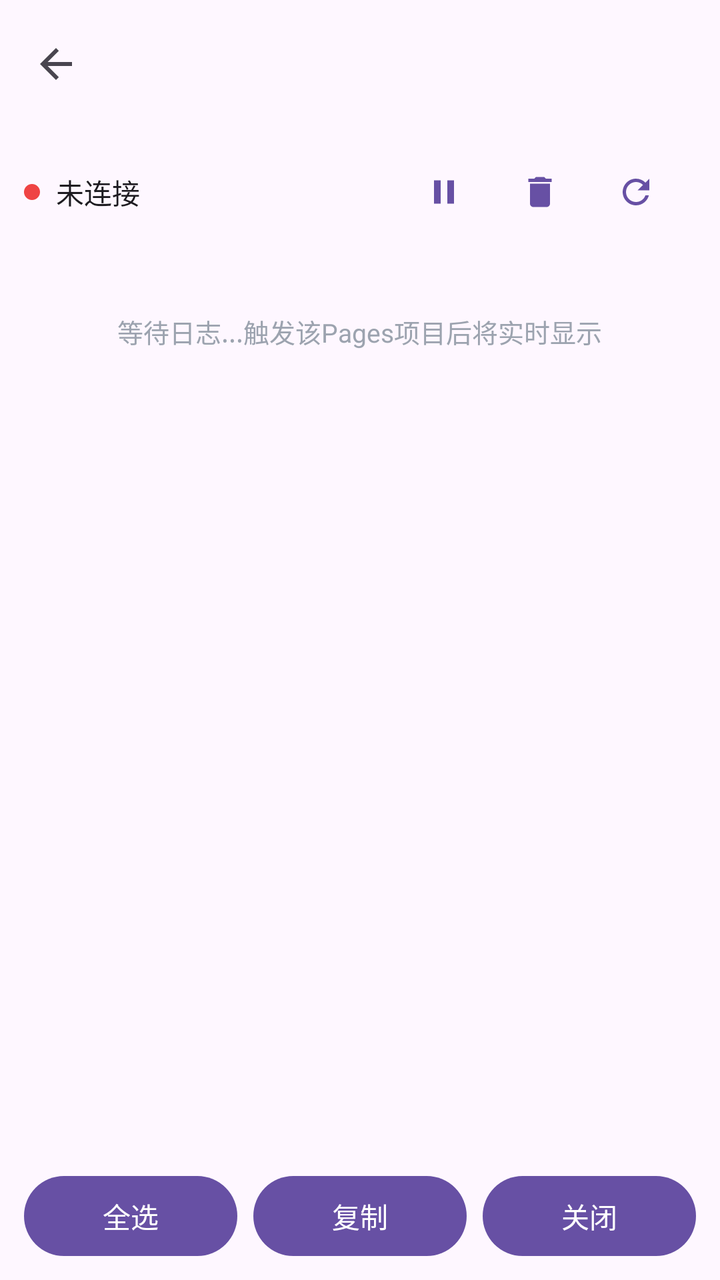
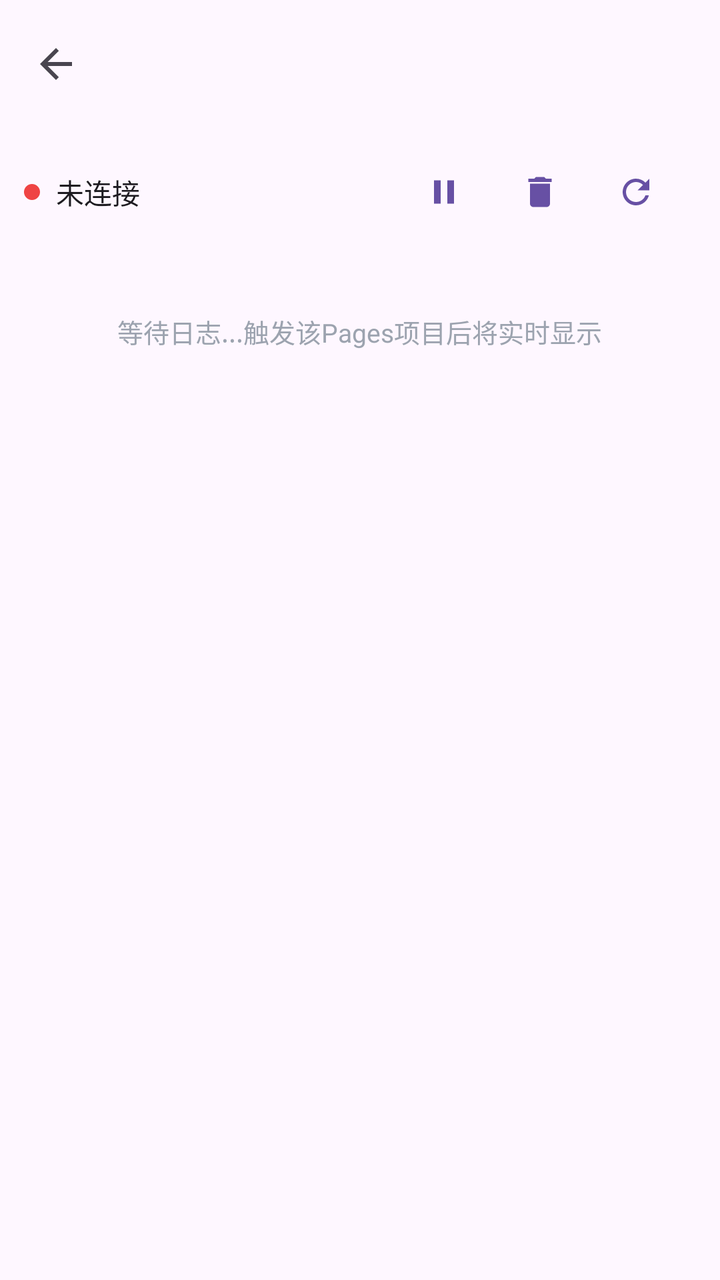

An Android layout rendered at two revisions. The XML below is the earlier revision; the diff shows what the commit changed to produce the second picture.
<!-- AndroidManifest.xml: application theme AppTheme -->
<!-- res/layout/activity_pages_logs.xml -->
<?xml version="1.0" encoding="utf-8"?>
<LinearLayout xmlns:android="http://schemas.android.com/apk/res/android"
    xmlns:app="http://schemas.android.com/apk/res-auto"
    android:layout_width="match_parent"
    android:layout_height="match_parent"
    android:orientation="vertical"
    android:background="?android:attr/colorBackground"
    android:fitsSystemWindows="true">

    <com.google.android.material.appbar.MaterialToolbar
        android:id="@+id/toolbar"
        android:layout_width="match_parent"
        android:layout_height="wrap_content"
        android:minHeight="?attr/actionBarSize"
        android:background="?attr/colorSurface"
        android:elevation="0dp"
        app:navigationIcon="@drawable/ic_arrow_back"
        app:titleTextColor="?attr/colorOnSurface" />

    <LinearLayout
        android:layout_width="match_parent"
        android:layout_height="wrap_content"
        android:orientation="horizontal"
        android:gravity="center_vertical"
        android:paddingStart="12dp"
        android:paddingEnd="12dp"
        android:paddingTop="8dp"
        android:paddingBottom="8dp"
        android:background="?attr/colorSurface">

        <LinearLayout
            android:layout_width="wrap_content"
            android:layout_height="wrap_content"
            android:orientation="horizontal"
            android:gravity="center_vertical">

            <View
                android:id="@+id/connectionStatusDot"
                android:layout_width="8dp"
                android:layout_height="8dp"
                android:background="@drawable/circle_red" />

            <TextView
                android:id="@+id/connectionStatusText"
                android:layout_width="wrap_content"
                android:layout_height="wrap_content"
                android:text="未连接"
                android:textSize="14sp"
                android:textColor="?attr/colorOnSurface"
                android:layout_marginStart="8dp" />

        </LinearLayout>

        <View
            android:layout_width="0dp"
            android:layout_height="1dp"
            android:layout_weight="1" />

        <com.google.android.material.button.MaterialButton
            android:id="@+id/pauseBtn"
            android:layout_width="wrap_content"
            android:layout_height="wrap_content"
            android:text=""
            android:minWidth="48dp"
            android:padding="8dp"
            style="@style/Widget.Material3.Button.TextButton.Icon"
            app:icon="@drawable/ic_pause"
            app:iconSize="20dp" />

        <com.google.android.material.button.MaterialButton
            android:id="@+id/clearBtn"
            android:layout_width="wrap_content"
            android:layout_height="wrap_content"
            android:text=""
            android:minWidth="48dp"
            android:padding="8dp"
            style="@style/Widget.Material3.Button.TextButton.Icon"
            app:icon="@drawable/ic_trash"
            app:iconSize="20dp" />

        <com.google.android.material.button.MaterialButton
            android:id="@+id/refreshBtn"
            android:layout_width="wrap_content"
            android:layout_height="wrap_content"
            android:text=""
            android:minWidth="48dp"
            android:padding="8dp"
            style="@style/Widget.Material3.Button.TextButton.Icon"
            app:icon="@drawable/ic_refresh"
            app:iconSize="20dp" />

    </LinearLayout>

    <LinearLayout
        android:layout_width="match_parent"
        android:layout_height="0dp"
        android:layout_weight="1"
        android:paddingStart="12dp"
        android:paddingEnd="12dp"
        android:paddingTop="0dp"
        android:paddingBottom="0dp"
        android:orientation="vertical">

        <ScrollView
            android:id="@+id/logsScrollView"
            android:layout_width="match_parent"
            android:layout_height="match_parent"
            android:fillViewport="true">

            <LinearLayout
                android:id="@+id/logsContainer"
                android:layout_width="match_parent"
                android:layout_height="wrap_content"
                android:orientation="vertical"
                android:paddingTop="4dp"
                android:paddingBottom="4dp">

                <TextView
                    android:id="@+id/waitingText"
                    android:layout_width="wrap_content"
                    android:layout_height="wrap_content"
                    android:layout_gravity="center_horizontal"
                    android:layout_marginTop="24dp"
                    android:text="等待日志...触发该Pages项目后将实时显示"
                    android:textSize="13sp"
                    android:textColor="@color/grey_500" />

            </LinearLayout>

        </ScrollView>

    </LinearLayout>

    <LinearLayout
        android:layout_width="match_parent"
        android:layout_height="wrap_content"
        android:orientation="horizontal"
        android:paddingStart="12dp"
        android:paddingEnd="12dp"
        android:paddingTop="8dp"
        android:paddingBottom="8dp"
        android:background="?attr/colorSurface"
        android:weightSum="3">
        <com.google.android.material.button.MaterialButton
            android:id="@+id/selectAllBtn"
            android:layout_width="0dp"
            android:layout_height="wrap_content"
            android:layout_weight="1"
            android:text="全选"
            android:textSize="14sp"
            android:layout_marginEnd="8dp" />
        <com.google.android.material.button.MaterialButton
            android:id="@+id/copyBtn"
            android:layout_width="0dp"
            android:layout_height="wrap_content"
            android:layout_weight="1"
            android:text="复制"
            android:textSize="14sp"
            android:layout_marginEnd="8dp" />
        <com.google.android.material.button.MaterialButton
            android:id="@+id/closeBtn"
            android:layout_width="0dp"
            android:layout_height="wrap_content"
            android:layout_weight="1"
            android:text="关闭"
            android:textSize="14sp" />
    </LinearLayout>

</LinearLayout>
<!-- resources referenced by this layout -->
<resources>
  <color name="grey_500">#9CA3AF</color>
  <!-- drawable circle_red (drawable) -->
  <shape xmlns:android="http://schemas.android.com/apk/res/android"
      android:shape="oval">
      <solid android:color="@color/red_500" />
  </shape>
  <!-- drawable ic_arrow_back (drawable) -->
  <vector xmlns:android="http://schemas.android.com/apk/res/android"
      android:width="24dp"
      android:height="24dp"
      android:viewportWidth="24"
      android:viewportHeight="24">
      <path
          android:fillColor="?attr/colorControlNormal"
          android:pathData="M20,11H7.83l5.59,-5.59L12,4l-8,8 8,8 1.41,-1.41L7.83,13H20v-2z"/>
  </vector>
  <!-- drawable ic_pause (drawable) -->
  <vector xmlns:android="http://schemas.android.com/apk/res/android"
      android:width="24dp"
      android:height="24dp"
      android:viewportWidth="24"
      android:viewportHeight="24">
      <path
          android:fillColor="?attr/colorControlNormal"
          android:pathData="M6,19h4V5H6v14zm8,-14v14h4V5h-4z"/>
  </vector>
  <!-- drawable ic_refresh (drawable) -->
  <vector xmlns:android="http://schemas.android.com/apk/res/android"
      android:width="24dp"
      android:height="24dp"
      android:viewportWidth="24"
      android:viewportHeight="24"
      android:tint="?attr/colorOnSurface">
      <path
          android:fillColor="@android:color/white"
          android:pathData="M17.65 6.35C16.2 4.9 14.21 4 12 4c-4.42 0-7.99 3.58-7.99 8s3.57 8 7.99 8c3.73 0 6.84-2.55 7.73-6h-2.08c-.82 2.33-3.04 4-5.65 4-3.31 0-6-2.69-6-6s2.69-6 6-6c1.66 0 3.14.69 4.22 1.78L13 11h7V4l-2.35 2.35z"/>
  </vector>
  <!-- drawable ic_trash (drawable) -->
  <vector xmlns:android="http://schemas.android.com/apk/res/android"
      android:width="24dp"
      android:height="24dp"
      android:viewportWidth="24"
      android:viewportHeight="24"
      android:tint="?attr/colorOnSurface">
      <path
          android:fillColor="@android:color/white"
          android:pathData="M6 19c0 1.1.9 2 2 2h8c1.1 0 2-.9 2-2V7H6v12zM19 4h-3.5l-1-1h-5l-1 1H5v2h14V4z"/>
  </vector>
  <style name="AppTheme" parent="Base.AppTheme" />
  <color name="red_500">#EF4444</color>
  <style name="Base.AppTheme" parent="Theme.Material3.DayNight.NoActionBar">
      
      
    </style>
</resources>

<!-- the commit's change to res/layout/activity_pages_logs.xml (unified diff, before → after) -->
@@ -131,39 +131,4 @@
 
     </LinearLayout>
 
-    <LinearLayout
-        android:layout_width="match_parent"
-        android:layout_height="wrap_content"
-        android:orientation="horizontal"
-        android:paddingStart="12dp"
-        android:paddingEnd="12dp"
-        android:paddingTop="8dp"
-        android:paddingBottom="8dp"
-        android:background="?attr/colorSurface"
-        android:weightSum="3">
-        <com.google.android.material.button.MaterialButton
-            android:id="@+id/selectAllBtn"
-            android:layout_width="0dp"
-            android:layout_height="wrap_content"
-            android:layout_weight="1"
-            android:text="全选"
-            android:textSize="14sp"
-            android:layout_marginEnd="8dp" />
-        <com.google.android.material.button.MaterialButton
-            android:id="@+id/copyBtn"
-            android:layout_width="0dp"
-            android:layout_height="wrap_content"
-            android:layout_weight="1"
-            android:text="复制"
-            android:textSize="14sp"
-            android:layout_marginEnd="8dp" />
-        <com.google.android.material.button.MaterialButton
-            android:id="@+id/closeBtn"
-            android:layout_width="0dp"
-            android:layout_height="wrap_content"
-            android:layout_weight="1"
-            android:text="关闭"
-            android:textSize="14sp" />
-    </LinearLayout>
-
 </LinearLayout>
